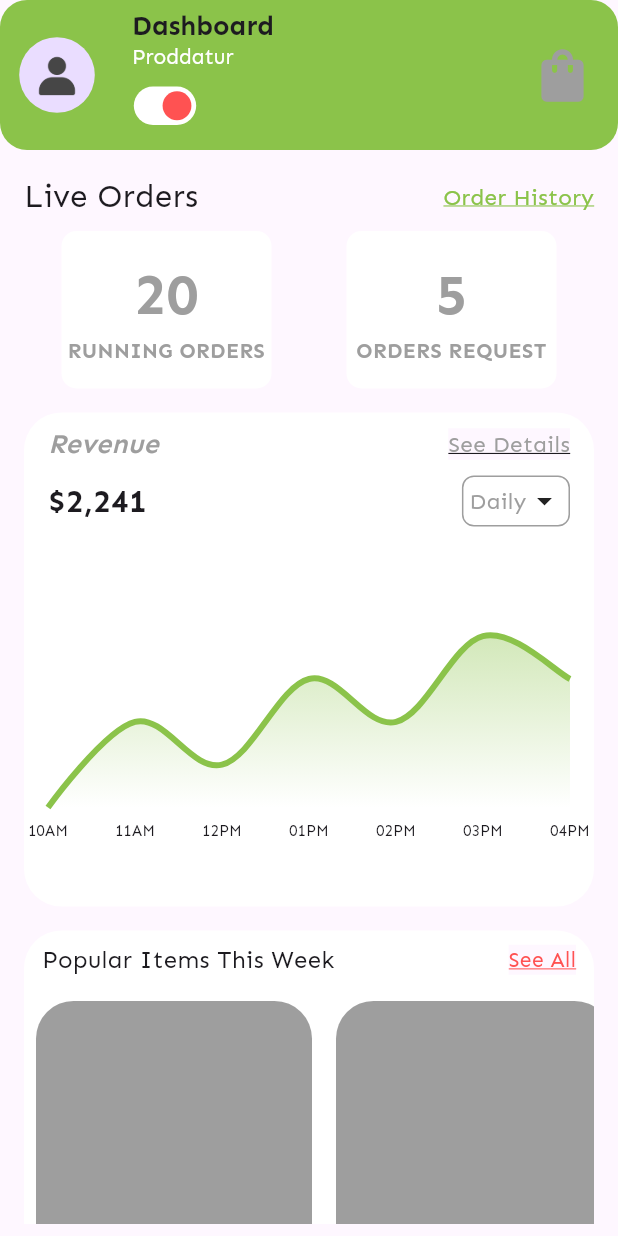
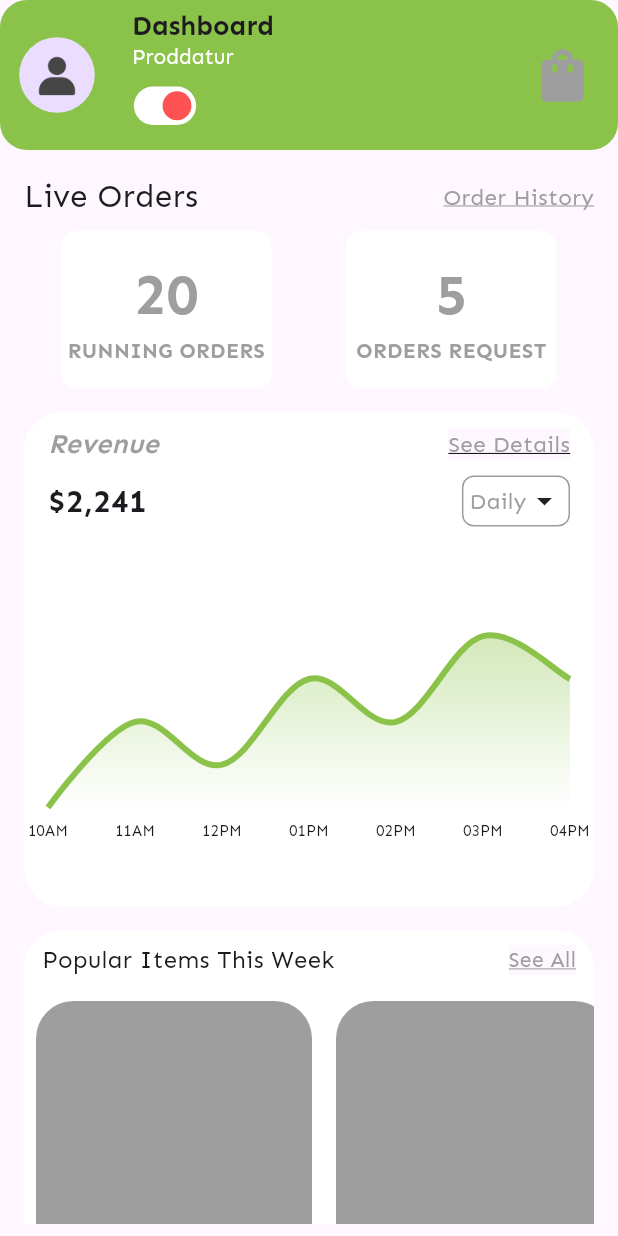
Before and after one commit to nicolas-ferrada/restaurant_dashboard_ui, a Flutter app: the screen it shows after launch, on a phone screen of 412 x 824 dp. Run offline on Flutter 3.47's test engine with Material 2 defaults, Android fonts, the phone set to English and light mode, and no system bars; drawn by our look-alikes of fl_chart.

Commit message:
refactor 'order history' and 'see all' buttons
change color to grey

```diff
--- a/lib/presentation/widgets/live_orders.dart
+++ b/lib/presentation/widgets/live_orders.dart
@@ -34,9 +34,9 @@ class LiveOrders extends StatelessWidget {
         'Order History',
         style: TextStyle(
           fontSize: 15,
-          color: AppColor.green,
+          color: AppColor.grey,
           decoration: TextDecoration.underline,
-          decorationColor: AppColor.green,
+          decorationColor: AppColor.grey,
         ),
       ),
     );
--- a/lib/presentation/widgets/popular_items_week.dart
+++ b/lib/presentation/widgets/popular_items_week.dart
@@ -45,8 +45,8 @@ class PopularItemsWeek extends StatelessWidget {
               child: const Text(
                 'See All',
                 style: TextStyle(
-                  color: AppColor.red,
-                  decorationColor: AppColor.red,
+                  color: AppColor.grey,
+                  decorationColor: AppColor.grey,
                   decoration: TextDecoration.underline,
                 ),
               ),
```
